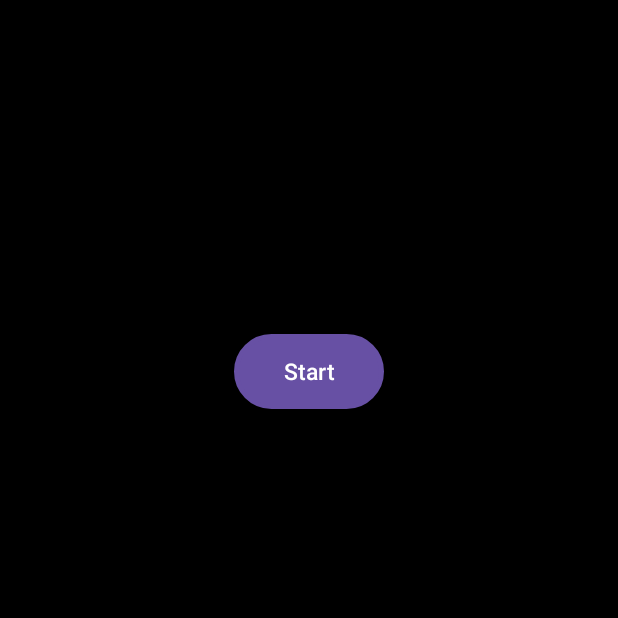
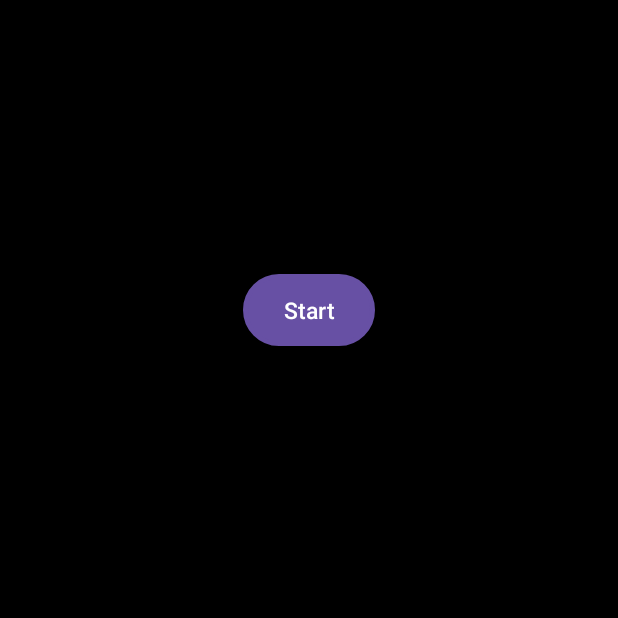
Before and after one commit to ThiagoZanconi/Werewolf-game, an Android app: the GameActivityImpl screen opened directly, with no data from a screen before it, on a phone screen of 412 x 824 dp, the top half of it. Run offline under Robolectric (Android 15) with nearby library versions, the phone set to English and light mode, and no system bars; 5 statements that could not run were skipped.

Commit message:
Button responsivness update

```diff
--- a/app/src/main/res/drawable/button_shape.xml
+++ b/app/src/main/res/drawable/button_shape.xml
@@ -12,10 +12,6 @@
         android:right="0dp"
         android:bottom="0dp"
         />
-    <size
-        android:width="270dp"
-        android:height="60dp"
-        />
     <stroke
         android:width="3dp"
         android:color="#A47494"
--- a/app/src/main/res/drawable/textview_shape.xml
+++ b/app/src/main/res/drawable/textview_shape.xml
@@ -12,10 +12,6 @@
         android:right="0dp"
         android:bottom="0dp"
         />
-    <size
-        android:width="270dp"
-        android:height="60dp"
-        />
     <stroke
         android:width="3dp"
         android:color="#A47494"
--- a/app/src/main/res/layout/activity_game.xml
+++ b/app/src/main/res/layout/activity_game.xml
@@ -31,9 +31,10 @@
 
     <Button
         android:id="@+id/startButton"
-        android:layout_width="100dp"
-        android:layout_height="50dp"
-        android:layout_margin="40dp"
+        android:layout_width="wrap_content"
+        android:layout_height="wrap_content"
+        android:paddingStart="16dp"
+        android:paddingEnd="16dp"
         android:text="@string/start"
         app:layout_constraintStart_toStartOf="parent"
         app:layout_constraintEnd_toEndOf="parent"
--- a/app/src/main/res/layout/fragment_finishedround.xml
+++ b/app/src/main/res/layout/fragment_finishedround.xml
@@ -35,8 +35,10 @@
 
     <Button
         android:id="@+id/confirmButton"
-        android:layout_width="120dp"
-        android:layout_height="50dp"
+        android:layout_width="wrap_content"
+        android:layout_height="wrap_content"
+        android:paddingStart="16dp"
+        android:paddingEnd="16dp"
         android:layout_gravity="top|center_horizontal"
         android:layout_marginTop="600dp"
         android:background="@drawable/button_shape"
--- a/app/src/main/res/layout/fragment_grid.xml
+++ b/app/src/main/res/layout/fragment_grid.xml
@@ -132,8 +132,10 @@
 
     <Button
         android:id="@+id/confirmButton"
-        android:layout_width="120dp"
-        android:layout_height="50dp"
+        android:layout_width="wrap_content"
+        android:layout_height="wrap_content"
+        android:paddingStart="16dp"
+        android:paddingEnd="16dp"
         app:layout_constraintStart_toStartOf="parent"
         app:layout_constraintEnd_toEndOf="parent"
         app:layout_constraintBottom_toBottomOf="parent"
--- a/app/src/main/res/layout/fragment_howtoplay.xml
+++ b/app/src/main/res/layout/fragment_howtoplay.xml
@@ -79,8 +79,10 @@
 
         <Button
             android:id="@+id/roleDescriptionButton"
-            android:layout_width="100dp"
-            android:layout_height="50dp"
+            android:layout_width="wrap_content"
+            android:layout_height="wrap_content"
+            android:paddingStart="16dp"
+            android:paddingEnd="16dp"
             android:layout_margin="20dp"
             android:text="@string/roles"
             android:layout_gravity="bottom|center_horizontal"
--- a/app/src/main/res/layout/fragment_settings.xml
+++ b/app/src/main/res/layout/fragment_settings.xml
@@ -59,8 +59,10 @@
 
         <Button
             android:id="@+id/doneButton"
-            android:layout_width="100dp"
-            android:layout_height="50dp"
+            android:layout_width="wrap_content"
+            android:layout_height="wrap_content"
+            android:paddingStart="16dp"
+            android:paddingEnd="16dp"
             android:layout_margin="20dp"
             android:text="@string/done"
             android:layout_gravity="bottom|center_horizontal"
--- a/app/src/main/res/layout/fragment_werewolf_teammates.xml
+++ b/app/src/main/res/layout/fragment_werewolf_teammates.xml
@@ -168,8 +168,10 @@
 
     <Button
         android:id="@+id/confirmButton"
-        android:layout_width="120dp"
-        android:layout_height="50dp"
+        android:layout_width="wrap_content"
+        android:layout_height="wrap_content"
+        android:paddingStart="16dp"
+        android:paddingEnd="16dp"
         app:layout_constraintStart_toStartOf="parent"
         app:layout_constraintEnd_toEndOf="parent"
         app:layout_constraintBottom_toBottomOf="parent"
```
Also changed, not shown: app/src/main/res/layout/activity_main.xml (+12 -6 lines), app/src/main/res/layout/fragment_finishedgame.xml (+12 -6 lines).
